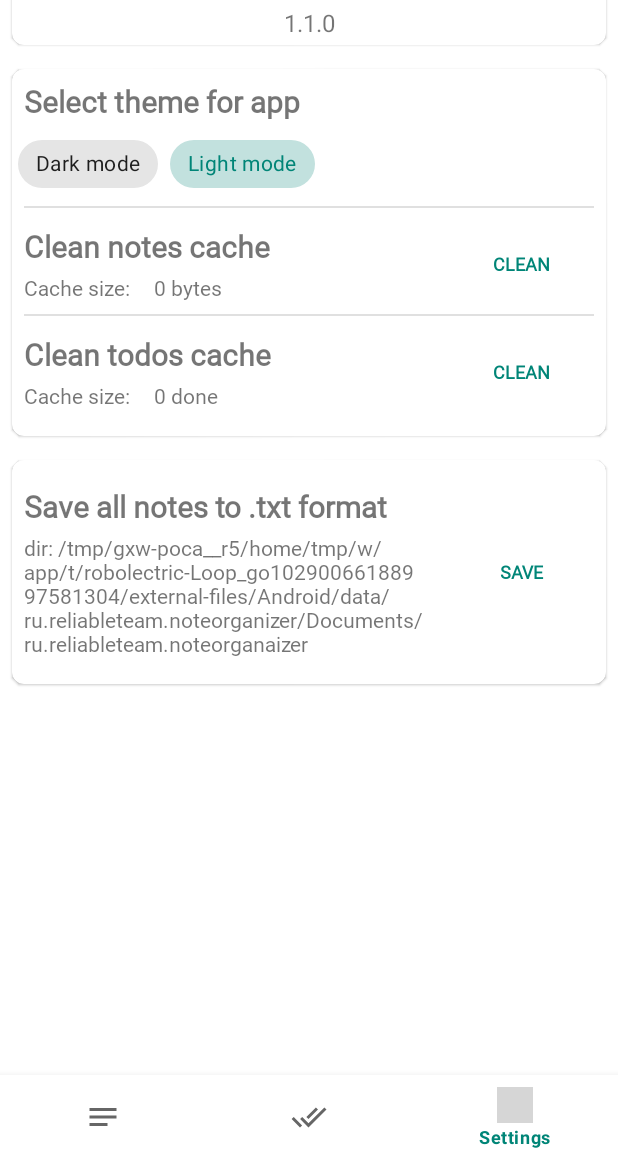
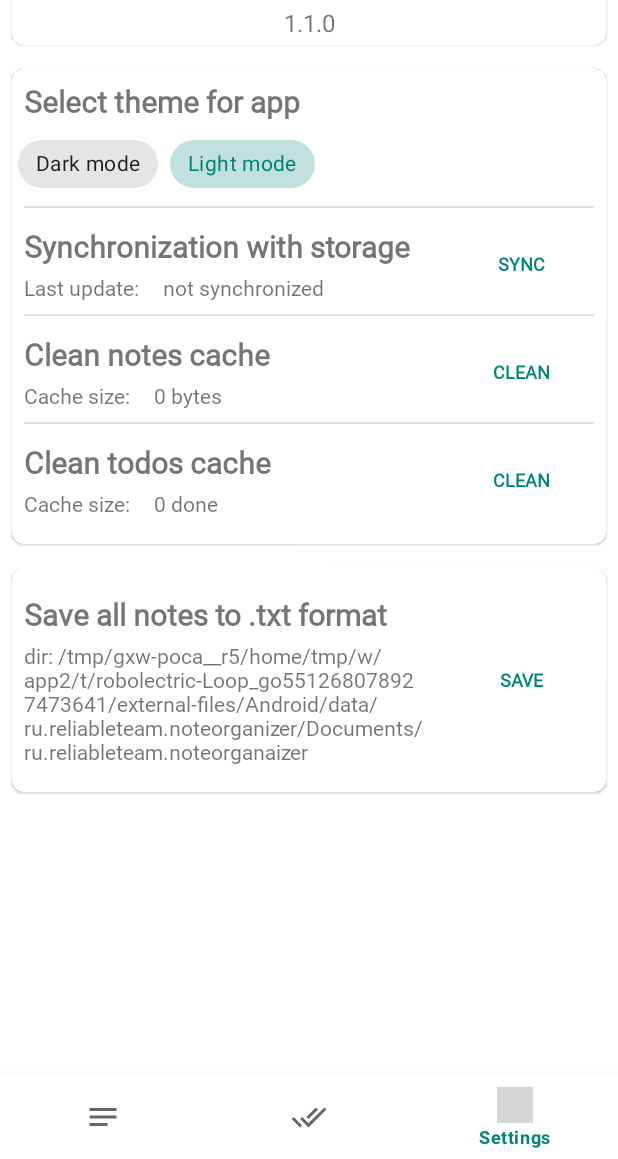
Before and after one commit to AhRaul/NoteOrganizer, an Android app: the SettingsFragment screen opened through its navigation route, on a phone screen of 412 x 824 dp, the part 77-1236 px from its top. Run offline under Robolectric (Android 15) with nearby library versions, the phone set to English and light mode, and no system bars; our stand-ins replace Room's generated code, RxJava, navigation-ui; grey boxes are pictures that could not be loaded.

Commit message:
sync with storage

```diff
--- a/app/src/main/java/ru/reliableteam/noteorganizer/entity/data_base/dao/NoteDAO.java
+++ b/app/src/main/java/ru/reliableteam/noteorganizer/entity/data_base/dao/NoteDAO.java
@@ -15,10 +15,10 @@ import ru.reliableteam.noteorganizer.notes.model.Note;
 @Dao
 public interface NoteDAO {
     @Query("SELECT * FROM NOTE")
-    Flowable<List<Note>> getAll();
+    Single<List<Note>> getAll();
 
     @Query("SELECT * FROM NOTE WHERE (title LIKE :what) OR (body like :what)")
-    Flowable<List<Note>> getAll(String what);
+    Single<List<Note>> getAll(String what);
 
     @Query("SELECT * FROM NOTE WHERE id = :id")
     Single<Note> getById(long id);
--- a/app/src/main/java/ru/reliableteam/noteorganizer/entity/data_base/interract/INoteDao.java
+++ b/app/src/main/java/ru/reliableteam/noteorganizer/entity/data_base/interract/INoteDao.java
@@ -28,6 +28,8 @@ public interface INoteDao {
     void migrate(BasePresenter presenter);
     void migrate(Note note, BasePresenter presenter);
     void migrateSelected(BasePresenter presenter);
+    void syncDataWithStorage();
+
     SharedPreferencesManager getAppSettings();
     void unsubscribe();
 
--- a/app/src/main/java/ru/reliableteam/noteorganizer/notes/notes_list_fragment/presenter/NotesPresenter.java
+++ b/app/src/main/java/ru/reliableteam/noteorganizer/notes/notes_list_fragment/presenter/NotesPresenter.java
@@ -44,6 +44,7 @@ public class NotesPresenter implements INotesPresenter {
     public NotesPresenter(NotesFragment view) {
         this.fragmentView = view;
         appSettings = noteDao.getAppSettings();
+//        noteDao.syncDataWithStorage(this);
     }
 
     public void getNotes() {
--- a/app/src/main/java/ru/reliableteam/noteorganizer/settings/presenter/SettingsPresenter.java
+++ b/app/src/main/java/ru/reliableteam/noteorganizer/settings/presenter/SettingsPresenter.java
@@ -18,6 +18,7 @@ import ru.reliableteam.noteorganizer.entity.data_base.impl.TodoDaoImpl;
 import ru.reliableteam.noteorganizer.entity.data_base.interract.INoteDao;
 import ru.reliableteam.noteorganizer.entity.shared_prefs.SharedPreferencesManager;
 import ru.reliableteam.noteorganizer.settings.view.ISettingsView;
+import ru.reliableteam.noteorganizer.utils.DateUtils;
 
 public class SettingsPresenter implements BasePresenter {
     private final String CLASS_TAG = "SettingsPresenter";
@@ -48,10 +49,6 @@ public class SettingsPresenter implements BasePresenter {
             lastCheckedId = R.id.dark_mode_theme_selection;
 
         return lastCheckedId;
-    }
-
-    public boolean isAutoSyncEnabled() {
-        return appSettings.isAutoSyncEnabled();
     }
 
     public String getNotesCacheSize() {
@@ -144,7 +141,14 @@ public class SettingsPresenter implements BasePresenter {
         };
     }
 
-    public CompoundButton.OnCheckedChangeListener autosyncChangeListener() {
-        return (buttonView, isChecked) -> appSettings.setAutoSyncEnabled(isChecked);
+    public void makeSyncWithStorage() {
+        noteDao.syncDataWithStorage();
+        appSettings.setLastSyncDate(System.currentTimeMillis());
+        setLastSyncDate();
+    }
+
+    public void setLastSyncDate() {
+        Long date = appSettings.getLastSyncDate();
+        view.setLastSyncDate(DateUtils.isDateConfigured(date) ? DateUtils.dateToString(date) : "");
     }
 }
--- a/app/src/main/java/ru/reliableteam/noteorganizer/settings/view/ISettingsView.java
+++ b/app/src/main/java/ru/reliableteam/noteorganizer/settings/view/ISettingsView.java
@@ -5,4 +5,5 @@ public interface ISettingsView {
     void setNotesCacheSize(String size);
     void setTodosCacheSize(String size);
     void showHint(int messageId);
+    void setLastSyncDate(String date);
 }
--- a/app/src/main/java/ru/reliableteam/noteorganizer/settings/view/SettingsFragment.java
+++ b/app/src/main/java/ru/reliableteam/noteorganizer/settings/view/SettingsFragment.java
@@ -14,7 +14,6 @@ import androidx.fragment.app.Fragment;
 
 import com.google.android.material.button.MaterialButton;
 import com.google.android.material.chip.ChipGroup;
-import com.google.android.material.switchmaterial.SwitchMaterial;
 
 import ru.reliableteam.noteorganizer.MainActivity;
 import ru.reliableteam.noteorganizer.R;
@@ -23,10 +22,11 @@ import ru.reliableteam.noteorganizer.settings.presenter.SettingsPresenter;
 public class SettingsFragment extends Fragment implements ISettingsView {
     private final String CLASS_TAG = "SettingsFragment";
     private View root;
-    private ChipGroup themeSelector;
-    private TextView lastSyncDate, notesCacheSize, todosCacheSize, appDirPath;
-    private SwitchMaterial autoSyncSwitcher;
-    private MaterialButton cleanNotesCache, cleanTodosCache, migrateToTxt;
+    private TextView notesCacheSize;
+    private TextView todosCacheSize;
+    private TextView lastSyncDate;
+    private TextView appDirPath;
+    private MaterialButton cleanNotesCache, cleanTodosCache, migrateToTxt, syncBtn;
 
     private SettingsPresenter presenter;
 
@@ -42,22 +42,22 @@ public class SettingsFragment extends Fragment implements ISettingsView {
 
     private void initUI() {
         initThemeSelection();
-        initAutoSyncSelection();
+        initSyncWithStorage();
         initNoteCacheSizeSettings();
         initTodosCacheSizeSettings();
         initNotesMigrationSettings();
     }
     private void initThemeSelection() {
-        themeSelector = root.findViewById(R.id.theme_mode_selection);
+        ChipGroup themeSelector = root.findViewById(R.id.theme_mode_selection);
         themeSelector.setOnCheckedChangeListener(presenter.themeChangeListener());
         themeSelector.check(presenter.getThemeId());
     }
-    private void initAutoSyncSelection() {
-        autoSyncSwitcher = root.findViewById(R.id.auto_synchronization_switcher);
-        autoSyncSwitcher.setOnCheckedChangeListener(presenter.autosyncChangeListener());
-        autoSyncSwitcher.setChecked(presenter.isAutoSyncEnabled());
+    private void initSyncWithStorage() {
+        syncBtn = root.findViewById(R.id.sync_button);
+        syncBtn.setOnClickListener( v -> presenter.makeSyncWithStorage());
 
         lastSyncDate = root.findViewById(R.id.last_sync_date);
+        presenter.setLastSyncDate();
     }
     private void initNoteCacheSizeSettings() {
         notesCacheSize = root.findViewById(R.id.notes_cache_size_tv);
@@ -100,6 +100,9 @@ public class SettingsFragment extends Fragment implements ISettingsView {
     public void setTodosCacheSize(String size) {
         todosCacheSize.setText(size + " " + getString(R.string.todos_cache_size_prefix));
     }
+    public void setLastSyncDate(String date) {
+        lastSyncDate.setText(date.equals("") ? getString(R.string.not_sync) : date);
+    }
 
     @Override
     public void showHint(int messageId) {
--- a/app/src/main/res/layout/fragment_settings.xml
+++ b/app/src/main/res/layout/fragment_settings.xml
@@ -103,13 +103,13 @@
                     </com.google.android.material.chip.ChipGroup>
                 </androidx.appcompat.widget.LinearLayoutCompat>
 
-                <View style="@style/Divider" android:visibility="gone"/>
+                <View style="@style/Divider"/>
 
                 <androidx.appcompat.widget.LinearLayoutCompat
                     android:layout_width="match_parent"
                     android:layout_height="wrap_content"
                     android:orientation="horizontal"
-                    android:visibility="gone">
+                    >
                     <!--todo add cloud-->
                     <androidx.appcompat.widget.LinearLayoutCompat
                         android:layout_width="match_parent"
@@ -121,7 +121,7 @@
                             style="@style/TextView.Header"
                             android:layout_width="match_parent"
                             android:layout_height="wrap_content"
-                            android:text="@string/back_app_hint" />
+                            android:text="@string/storage_sync_hint" />
 
                         <androidx.appcompat.widget.LinearLayoutCompat
                             android:layout_width="wrap_content"
@@ -154,12 +154,16 @@
                         android:layout_weight="5"
                         android:gravity="center"
                         >
-                        <com.google.android.material.switchmaterial.SwitchMaterial
-                            android:id="@+id/auto_synchronization_switcher"
-                            android:layout_width="wrap_content"
-                            android:layout_height="wrap_content"
-                            app:useMaterialThemeColors="false"
-                            android:enabled="false"
+                        <com.google.android.material.button.MaterialButton
+                            android:id="@+id/sync_button"
+                            style="@style/Widget.MaterialComponents.Button.TextButton"
+                            android:textAppearance="@style/TextView.Button"
+                            android:layout_width="match_parent"
+                            android:layout_height="match_parent"
+                            android:layout_marginStart="4dp"
+                            android:layout_marginEnd="4dp"
+                            android:layout_weight="5"
+                            android:text="sync"
                             />
                     </androidx.appcompat.widget.LinearLayoutCompat>
                 </androidx.appcompat.widget.LinearLayoutCompat>
--- a/app/src/main/res/values/strings.xml
+++ b/app/src/main/res/values/strings.xml
@@ -14,9 +14,10 @@
     <string name="app_theme_hint">Select theme for app</string>
     <string name="dark_theme_hint">Dark mode</string>
     <string name="light_theme_hint">Light mode</string>
-    <string name="back_app_hint">Auto back-app to cloud</string>
+    <string name="storage_sync_hint">Synchronization with storage</string>
     <string name="last_update_hint">Last update: </string>
     <string name="not_implemented_hint">not implemented</string>
+    <string name="not_sync">not synchronized</string>
     <string name="clean_notes_cache_hint">Clean notes cache</string>
     <string name="cache_size_hint">Cache size: </string>
     <string name="clean">clean</string>
```
Also changed, not shown: app/src/main/java/ru/reliableteam/noteorganizer/entity/data_base/impl/NoteDaoImpl.java (+52 -10 lines), app/src/main/java/ru/reliableteam/noteorganizer/entity/shared_prefs/SharedPreferencesManager.java (+9 -1 lines), app/src/main/java/ru/reliableteam/noteorganizer/notes/model/Note.java (+7 -0 lines), app/src/main/java/ru/reliableteam/noteorganizer/utils/MigrationManager.java (+75 -4 lines), 1 other file.
